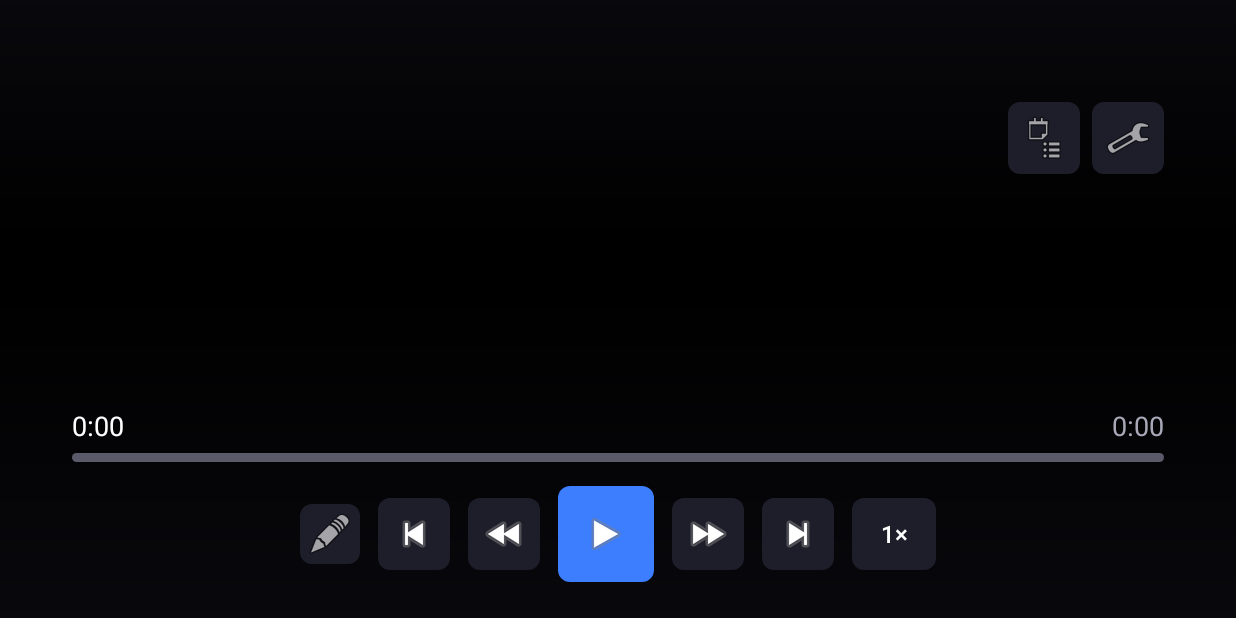
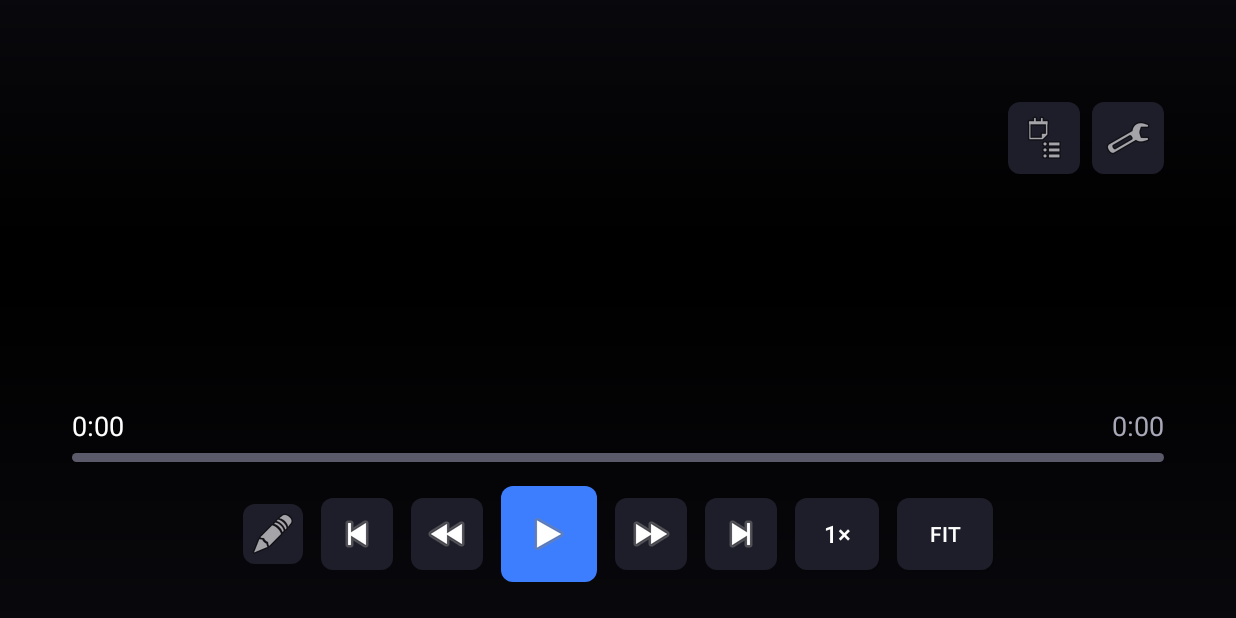
Before and after one commit to aidarmk-tech/ai, an Android app: the PlayerActivity screen opened directly, with no data from a screen before it, on a phone screen of 824 x 412 dp (held sideways). Run offline under Robolectric (Android 15) with nearby library versions, the phone set to English and light mode, and no system bars; our stand-ins replace Dagger/Hilt's generated code; libraries missing offline, so code that uses them is left out: org.videolan.libvlc; plain views replace VLCVideoLayout; pictures from the network do not load; 1 statement that could not run was skipped.

Commit message:
feat(player): aspect/zoom control (FIT/FILL/ZOOM)
OSD button cycles video sizing. ExoPlayer uses PlayerView resizeMode for
all three modes; libVLC cycles FIT (auto) and FILL (stretch to the screen
aspect via setAspectRatio) — a keep-aspect crop-zoom needs video-track
dims, so it isn't offered on VLC rather than guessing VLC scaling.
Sizing is re-applied after VLC media (re)loads.

https://claude.ai/code/session_01EzqQdwCXP9Bt39GYzEAxL4

```diff
--- a/lampa-player-native/app/src/main/res/layout/activity_player.xml
+++ b/lampa-player-native/app/src/main/res/layout/activity_player.xml
@@ -229,6 +229,18 @@
                     android:textAllCaps="false"
                     android:background="@drawable/bg_button"
                     android:contentDescription="Скорость воспроизведения"
+                    android:focusable="true" android:layout_marginHorizontal="6dp" />
+
+                <Button android:id="@+id/btn_aspect"
+                    android:layout_width="wrap_content" android:layout_height="48dp"
+                    android:minWidth="64dp"
+                    android:paddingHorizontal="12dp"
+                    android:text="FIT"
+                    android:textColor="@color/text_primary"
+                    android:textSize="14sp"
+                    android:textAllCaps="false"
+                    android:background="@drawable/bg_button"
+                    android:contentDescription="Соотношение / зум"
                     android:focusable="true" android:layout_marginHorizontal="6dp" />
             </LinearLayout>
         </LinearLayout>
```
Also changed, not shown: lampa-player-native/app/src/main/kotlin/com/lampplayer/tv/player/PlayerActivity.kt (+16 -0 lines), lampa-player-native/app/src/main/kotlin/com/lampplayer/tv/player/PlayerViewModel.kt (+33 -2 lines), 1 other file.
